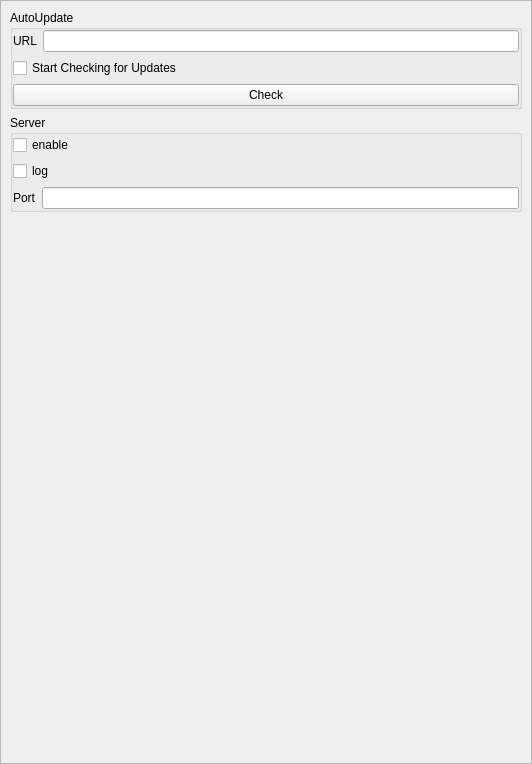
Old version of the form src/form/setting/formsetting.ui in the repository MRsoymilk/MySerial.
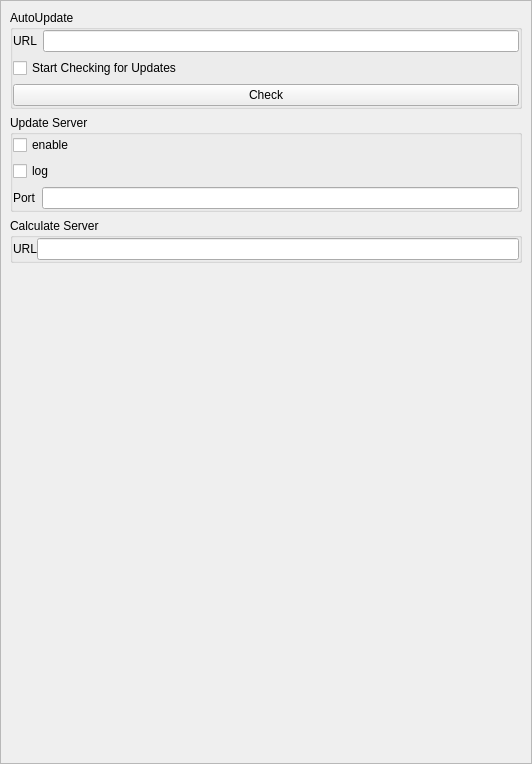
New version of the form.

Commit message: add fitting sin, result get by calculate server

```diff
--- a/src/form/setting/formsetting.ui
+++ b/src/form/setting/formsetting.ui
@@ -93,7 +93,7 @@
        <item>
         <widget class="QGroupBox" name="groupBoxServer">
          <property name="title">
-          <string>Server</string>
+          <string>Update Server</string>
          </property>
          <layout class="QGridLayout" name="gridLayout_3">
           <property name="leftMargin">
@@ -139,6 +139,44 @@
          </layout>
         </widget>
        </item>
+       <item>
+        <widget class="QGroupBox" name="groupBox">
+         <property name="title">
+          <string>Calculate Server</string>
+         </property>
+         <layout class="QGridLayout" name="gridLayout_4">
+          <property name="leftMargin">
+           <number>0</number>
+          </property>
+          <property name="topMargin">
+           <number>0</number>
+          </property>
+          <property name="rightMargin">
+           <number>0</number>
+          </property>
+          <property name="bottomMargin">
+           <number>0</number>
+          </property>
+          <property name="spacing">
+           <number>0</number>
+          </property>
+          <item row="0" column="0">
+           <layout class="QHBoxLayout" name="hLayCalculateServer">
+            <item>
+             <widget class="QLabel" name="labelCalculateURL">
+              <property name="text">
+               <string>URL</string>
+              </property>
+             </widget>
+            </item>
+            <item>
+             <widget class="QLineEdit" name="lineEditCalculateURL"/>
+            </item>
+           </layout>
+          </item>
+         </layout>
+        </widget>
+       </item>
        <item>
         <spacer name="verticalSpacer">
          <property name="orientation">
```
The commit also changes 20 other files.
